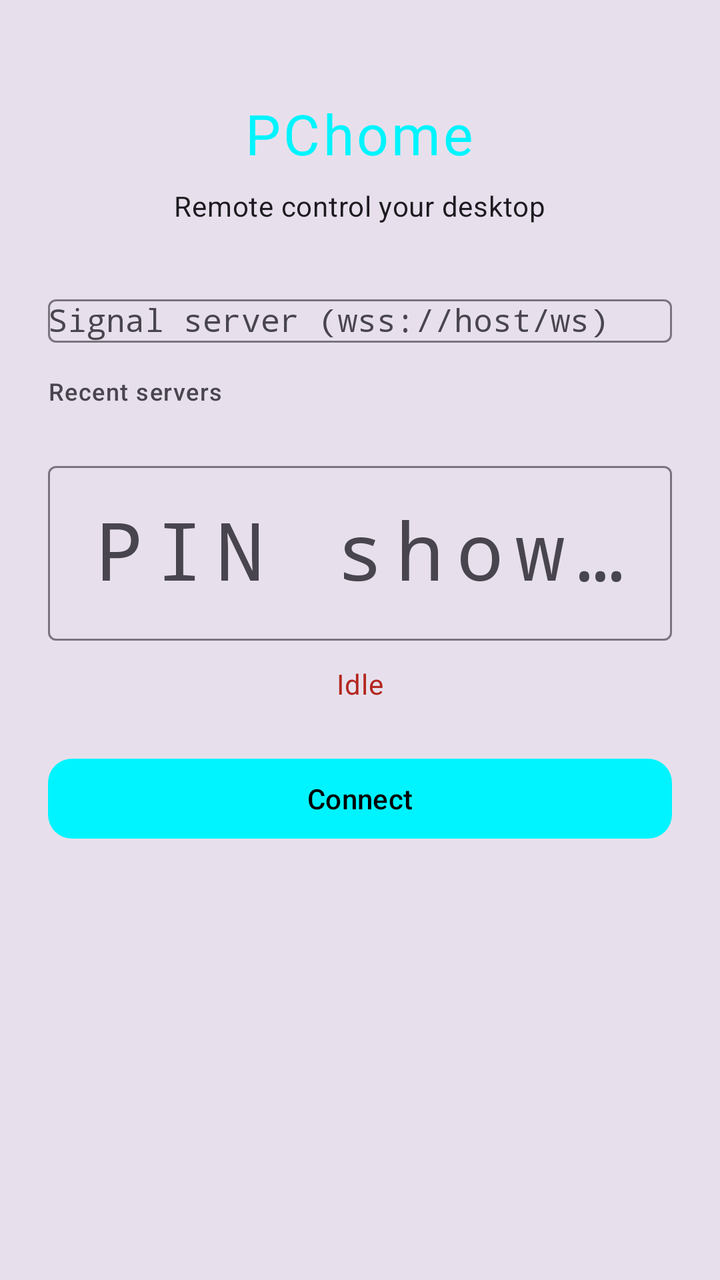
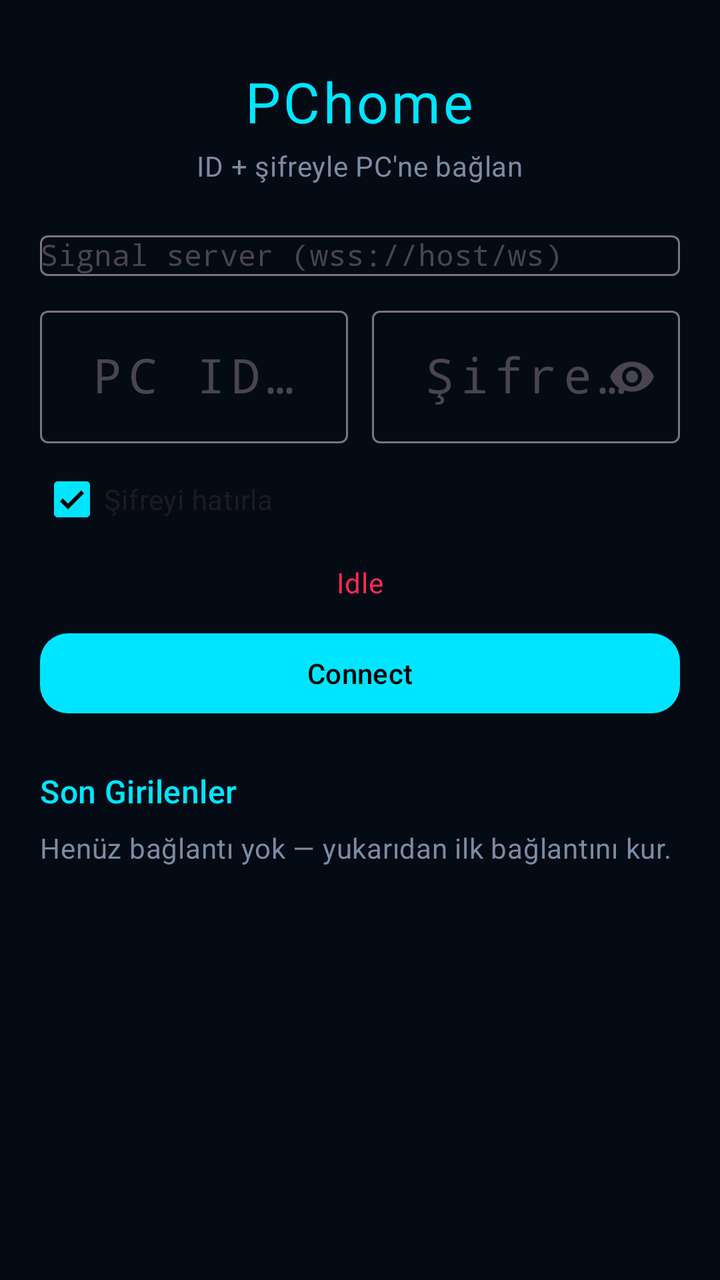

The first picture is an Android layout as it rendered before a commit; the second is the same layout after the commit. The layout source and the unified diff follow.
<!-- AndroidManifest.xml: activity theme Theme.PChome -->
<!-- res/layout/activity_pin.xml -->
<?xml version="1.0" encoding="utf-8"?>
<LinearLayout xmlns:android="http://schemas.android.com/apk/res/android"
    xmlns:app="http://schemas.android.com/apk/res-auto"
    android:layout_width="match_parent"
    android:layout_height="match_parent"
    android:orientation="vertical"
    android:gravity="center_horizontal"
    android:padding="24dp"
    android:background="?attr/colorSurfaceVariant">

    <com.google.android.material.textview.MaterialTextView
        android:layout_width="wrap_content"
        android:layout_height="wrap_content"
        android:text="@string/app_name"
        android:textAppearance="?attr/textAppearanceHeadlineMedium"
        android:textColor="?attr/colorPrimary"
        android:letterSpacing="0.05"
        android:layout_marginTop="24dp"
        android:layout_marginBottom="8dp" />

    <com.google.android.material.textview.MaterialTextView
        android:layout_width="wrap_content"
        android:layout_height="wrap_content"
        android:text="Remote control your desktop"
        android:textAppearance="?attr/textAppearanceBodyMedium"
        android:layout_marginBottom="32dp" />

    <com.google.android.material.textfield.TextInputLayout
        android:layout_width="match_parent"
        android:layout_height="wrap_content"
        android:hint="@string/signal_server_hint"
        style="@style/Widget.Material3.TextInputLayout.OutlinedBox">

        <AutoCompleteTextView
            android:id="@+id/server"
            android:layout_width="match_parent"
            android:layout_height="wrap_content"
            android:inputType="textUri"
            android:textSize="16sp"
            android:fontFamily="monospace" />
    </com.google.android.material.textfield.TextInputLayout>

    <com.google.android.material.textview.MaterialTextView
        android:layout_width="wrap_content"
        android:layout_height="wrap_content"
        android:text="Recent servers"
        android:textAppearance="?attr/textAppearanceLabelMedium"
        android:layout_marginTop="16dp"
        android:layout_marginBottom="8dp"
        android:layout_gravity="start" />

    <com.google.android.material.chip.ChipGroup
        android:id="@+id/recent_servers"
        android:layout_width="match_parent"
        android:layout_height="wrap_content"
        android:visibility="gone" />

    <com.google.android.material.textfield.TextInputLayout
        android:layout_width="match_parent"
        android:layout_height="wrap_content"
        android:hint="@string/pin_hint"
        android:layout_marginTop="16dp"
        style="@style/Widget.Material3.TextInputLayout.OutlinedBox">

        <com.google.android.material.textfield.TextInputEditText
            android:id="@+id/pin_edit"
            android:layout_width="match_parent"
            android:layout_height="wrap_content"
            android:inputType="number"
            android:maxLength="6"
            android:gravity="center"
            android:textSize="40sp"
            android:fontFamily="monospace"
            android:letterSpacing="0.15" />
    </com.google.android.material.textfield.TextInputLayout>

    <com.google.android.material.textview.MaterialTextView
        android:id="@+id/status"
        android:layout_width="wrap_content"
        android:layout_height="wrap_content"
        android:text="@string/idle"
        android:textAppearance="?attr/textAppearanceBodyMedium"
        android:textColor="?attr/colorError"
        android:layout_marginTop="12dp" />

    <com.google.android.material.button.MaterialButton
        android:id="@+id/connect_button"
        android:layout_width="match_parent"
        android:layout_height="wrap_content"
        android:text="@string/connect"
        android:layout_marginTop="24dp"
        app:cornerRadius="12dp" />

</LinearLayout>
<!-- resources referenced by this layout -->
<resources>
  <string name="app_name">PChome</string>
  <string name="connect">Connect</string>
  <string name="idle">Idle</string>
  <string name="pin_hint">PIN shown on the desktop</string>
  <string name="signal_server_hint">Signal server (wss://host/ws)</string>
  <style name="Theme.PChome" parent="Theme.Material3.DayNight">
          <item name="colorPrimary">@color/pchome_cyan</item>
          <item name="colorPrimaryVariant">@color/pchome_cyan</item>
          <item name="colorOnPrimary">@color/black</item>
          <item name="colorSecondary">@color/pchome_pink</item>
          <item name="colorSecondaryVariant">@color/pchome_pink</item>
          <item name="colorOnSecondary">@color/white</item>
          <item name="android:colorBackground">@color/pchome_background</item>
          <item name="colorSurface">@color/pchome_surface</item>
          <item name="colorOnSurface">@color/white</item>
          <item name="android:statusBarColor">@android:color/transparent</item>
          <item name="android:navigationBarColor">@android:color/transparent</item>
          <item name="android:windowLightStatusBar">false</item>
      </style>
  <color name="pchome_cyan">#FF00F4FF</color>
  <color name="black">#FF000000</color>
  <color name="pchome_pink">#FFFF2A55</color>
  <color name="white">#FFFFFFFF</color>
  <color name="pchome_background">#FF090C10</color>
  <color name="pchome_surface">#FF161B22</color>
</resources>

<!-- the commit's change to res/layout/activity_pin.xml (unified diff, before → after) -->
@@ -1,94 +1,184 @@
 <?xml version="1.0" encoding="utf-8"?>
-<LinearLayout xmlns:android="http://schemas.android.com/apk/res/android"
+<ScrollView xmlns:android="http://schemas.android.com/apk/res/android"
     xmlns:app="http://schemas.android.com/apk/res-auto"
     android:layout_width="match_parent"
     android:layout_height="match_parent"
-    android:orientation="vertical"
-    android:gravity="center_horizontal"
-    android:padding="24dp"
-    android:background="?attr/colorSurfaceVariant">
+    android:fillViewport="true"
+    android:background="@color/pchome_background">
 
-    <com.google.android.material.textview.MaterialTextView
-        android:layout_width="wrap_content"
-        android:layout_height="wrap_content"
-        android:text="@string/app_name"
-        android:textAppearance="?attr/textAppearanceHeadlineMedium"
-        android:textColor="?attr/colorPrimary"
-        android:letterSpacing="0.05"
-        android:layout_marginTop="24dp"
-        android:layout_marginBottom="8dp" />
-
-    <com.google.android.material.textview.MaterialTextView
-        android:layout_width="wrap_content"
-        android:layout_height="wrap_content"
-        android:text="Remote control your desktop"
-        android:textAppearance="?attr/textAppearanceBodyMedium"
-        android:layout_marginBottom="32dp" />
-
-    <com.google.android.material.textfield.TextInputLayout
+    <LinearLayout
         android:layout_width="match_parent"
         android:layout_height="wrap_content"
-        android:hint="@string/signal_server_hint"
-        style="@style/Widget.Material3.TextInputLayout.OutlinedBox">
+        android:orientation="vertical"
+        android:gravity="center_horizontal"
+        android:padding="20dp">
 
-        <AutoCompleteTextView
-            android:id="@+id/server"
+        <com.google.android.material.textview.MaterialTextView
+            android:layout_width="wrap_content"
+            android:layout_height="wrap_content"
+            android:text="@string/app_name"
+            android:textAppearance="?attr/textAppearanceHeadlineMedium"
+            android:textColor="@color/pchome_cyan"
+            android:letterSpacing="0.05"
+            android:layout_marginTop="12dp"
+            android:layout_marginBottom="4dp" />
+
+        <com.google.android.material.textview.MaterialTextView
+            android:layout_width="wrap_content"
+            android:layout_height="wrap_content"
+            android:text="@string/connect_subtitle"
+            android:textAppearance="?attr/textAppearanceBodyMedium"
+            android:textColor="@color/pchome_muted"
+            android:layout_marginBottom="20dp" />
+
+        <com.google.android.material.textfield.TextInputLayout
             android:layout_width="match_parent"
             android:layout_height="wrap_content"
-            android:inputType="textUri"
-            android:textSize="16sp"
-            android:fontFamily="monospace" />
-    </com.google.android.material.textfield.TextInputLayout>
+            android:hint="@string/signal_server_hint"
+            style="@style/Widget.Material3.TextInputLayout.OutlinedBox">
 
-    <com.google.android.material.textview.MaterialTextView
-        android:layout_width="wrap_content"
-        android:layout_height="wrap_content"
-        android:text="Recent servers"
-        android:textAppearance="?attr/textAppearanceLabelMedium"
-        android:layout_marginTop="16dp"
-        android:layout_marginBottom="8dp"
-        android:layout_gravity="start" />
+            <AutoCompleteTextView
+                android:id="@+id/server"
+                android:layout_width="match_parent"
+                android:layout_height="wrap_content"
+                android:inputType="textUri"
+                android:textSize="15sp"
+                android:fontFamily="monospace" />
+        </com.google.android.material.textfield.TextInputLayout>
 
-    <com.google.android.material.chip.ChipGroup
-        android:id="@+id/recent_servers"
-        android:layout_width="match_parent"
-        android:layout_height="wrap_content"
-        android:visibility="gone" />
-
-    <com.google.android.material.textfield.TextInputLayout
-        android:layout_width="match_parent"
-        android:layout_height="wrap_content"
-        android:hint="@string/pin_hint"
-        android:layout_marginTop="16dp"
-        style="@style/Widget.Material3.TextInputLayout.OutlinedBox">
-
-        <com.google.android.material.textfield.TextInputEditText
-            android:id="@+id/pin_edit"
+        <LinearLayout
             android:layout_width="match_parent"
             android:layout_height="wrap_content"
-            android:inputType="number"
-            android:maxLength="6"
-            android:gravity="center"
-            android:textSize="40sp"
-            android:fontFamily="monospace"
-            android:letterSpacing="0.15" />
-    </com.google.android.material.textfield.TextInputLayout>
+            android:orientation="horizontal"
+            android:layout_marginTop="12dp">
 
-    <com.google.android.material.textview.MaterialTextView
-        android:id="@+id/status"
-        android:layout_width="wrap_content"
-        android:layout_height="wrap_content"
-        android:text="@string/idle"
-        android:textAppearance="?attr/textAppearanceBodyMedium"
-        android:textColor="?attr/colorError"
-        android:layout_marginTop="12dp" />
+            <com.google.android.material.textfield.TextInputLayout
+                android:layout_width="0dp"
+                android:layout_height="wrap_content"
+                android:layout_weight="1"
+                android:layout_marginEnd="6dp"
+                android:hint="@string/pc_id_hint"
+                style="@style/Widget.Material3.TextInputLayout.OutlinedBox">
 
-    <com.google.android.material.button.MaterialButton
-        android:id="@+id/connect_button"
-        android:layout_width="match_parent"
-        android:layout_height="wrap_content"
-        android:text="@string/connect"
-        android:layout_marginTop="24dp"
-        app:cornerRadius="12dp" />
+                <com.google.android.material.textfield.TextInputEditText
+                    android:id="@+id/pc_id_input"
+                    android:layout_width="match_parent"
+                    android:layout_height="wrap_content"
+                    android:inputType="number"
+                    android:maxLength="6"
+                    android:gravity="center"
+                    android:textSize="24sp"
+                    android:fontFamily="monospace"
+                    android:letterSpacing="0.12" />
+            </com.google.android.material.textfield.TextInputLayout>
 
-</LinearLayout>
+            <com.google.android.material.textfield.TextInputLayout
+                android:layout_width="0dp"
+                android:layout_height="wrap_content"
+                android:layout_weight="1"
+                android:layout_marginStart="6dp"
+                android:hint="@string/password_hint"
+                app:endIconMode="password_toggle"
+                style="@style/Widget.Material3.TextInputLayout.OutlinedBox">
+
+                <com.google.android.material.textfield.TextInputEditText
+                    android:id="@+id/password_input"
+                    android:layout_width="match_parent"
+                    android:layout_height="wrap_content"
+                    android:inputType="numberPassword"
+                    android:maxLength="6"
+                    android:gravity="center"
+                    android:textSize="24sp"
+                    android:fontFamily="monospace"
+                    android:letterSpacing="0.12" />
+            </com.google.android.material.textfield.TextInputLayout>
+        </LinearLayout>
+
+        <com.google.android.material.checkbox.MaterialCheckBox
+            android:id="@+id/remember_check"
+            android:layout_width="wrap_content"
+            android:layout_height="wrap_content"
+            android:layout_gravity="start"
+            android:text="@string/remember_password"
+            android:checked="true"
+            android:layout_marginTop="4dp" />
+
+        <com.google.android.material.textview.MaterialTextView
+            android:id="@+id/status"
+            android:layout_width="wrap_content"
+            android:layout_height="wrap_content"
+            android:text="@string/idle"
+            android:textAppearance="?attr/textAppearanceBodyMedium"
+            android:textColor="@color/pchome_danger"
+            android:layout_marginTop="8dp" />
+
+        <com.google.android.material.button.MaterialButton
+            android:id="@+id/connect_button"
+            android:layout_width="match_parent"
+            android:layout_height="wrap_content"
+            android:text="@string/connect"
+            android:layout_marginTop="12dp"
+            app:cornerRadius="14dp" />
+
+        
+        <com.google.android.material.card.MaterialCardView
+            android:id="@+id/update_card"
+            android:layout_width="match_parent"
+            android:layout_height="wrap_content"
+            android:layout_marginTop="12dp"
+            android:visibility="gone"
+            app:cardCornerRadius="12dp"
+            app:strokeWidth="1dp"
+            app:strokeColor="@color/pchome_cyan">
+
+            <LinearLayout
+                android:layout_width="match_parent"
+                android:layout_height="wrap_content"
+                android:orientation="horizontal"
+                android:gravity="center_vertical"
+                android:padding="12dp">
+
+                <com.google.android.material.textview.MaterialTextView
+                    android:id="@+id/update_banner"
+                    android:layout_width="0dp"
+                    android:layout_height="wrap_content"
+                    android:layout_weight="1"
+                    android:textAppearance="?attr/textAppearanceBodyMedium"
+                    android:textColor="@color/pchome_text" />
+
+                <com.google.android.material.button.MaterialButton
+                    android:id="@+id/update_button"
+                    android:layout_width="wrap_content"
+                    android:layout_height="wrap_content"
+                    android:text="@string/update_now" />
+            </LinearLayout>
+        </com.google.android.material.card.MaterialCardView>
+
+        <com.google.android.material.textview.MaterialTextView
+            android:layout_width="wrap_content"
+            android:layout_height="wrap_content"
+            android:text="@string/recent_title"
+            android:textAppearance="?attr/textAppearanceTitleMedium"
+            android:textColor="@color/pchome_cyan"
+            android:layout_marginTop="24dp"
+            android:layout_marginBottom="8dp"
+            android:layout_gravity="start" />
+
+        <com.google.android.material.textview.MaterialTextView
+            android:id="@+id/recent_empty"
+            android:layout_width="wrap_content"
+            android:layout_height="wrap_content"
+            android:text="@string/recent_empty"
+            android:textAppearance="?attr/textAppearanceBodyMedium"
+            android:textColor="@color/pchome_muted"
+            android:layout_gravity="start" />
+
+        <androidx.recyclerview.widget.RecyclerView
+            android:id="@+id/recent_grid"
+            android:layout_width="match_parent"
+            android:layout_height="wrap_content"
+            android:nestedScrollingEnabled="false"
+            android:clipToPadding="false" />
+
+    </LinearLayout>
+</ScrollView>
<!-- resource entries referenced after the edit -->
@@ -2,9 +2,15 @@
 <resources>
   <string name="app_name">PChome</string>
   <string name="connect">Connect</string>
+  <string name="connect_subtitle">ID + şifreyle PC\'ne bağlan</string>
   <string name="idle">Idle</string>
-  <string name="pin_hint">PIN shown on the desktop</string>
+  <string name="password_hint">Şifre (6 hane)</string>
+  <string name="pc_id_hint">PC ID (6 hane)</string>
+  <string name="recent_empty">Henüz bağlantı yok — yukarıdan ilk bağlantını kur.</string>
+  <string name="recent_title">Son Girilenler</string>
+  <string name="remember_password">Şifreyi hatırla</string>
   <string name="signal_server_hint">Signal server (wss://host/ws)</string>
+  <string name="update_now">Güncelle</string>
   <style name="Theme.PChome" parent="Theme.Material3.DayNight">
           <item name="colorPrimary">@color/pchome_cyan</item>
           <item name="colorPrimaryVariant">@color/pchome_cyan</item>
@@ -19,11 +25,14 @@
           <item name="android:navigationBarColor">@android:color/transparent</item>
           <item name="android:windowLightStatusBar">false</item>
       </style>
-  <color name="pchome_cyan">#FF00F4FF</color>
+  <color name="pchome_cyan">#FF00E5FF</color>
+  <color name="pchome_danger">#FFFF2A55</color>
+  <color name="pchome_muted">#FF7A8CA3</color>
+  <color name="pchome_text">#FFE6F4FF</color>
   <color name="black">#FF000000</color>
   <color name="pchome_pink">#FFFF2A55</color>
   <color name="white">#FFFFFFFF</color>
-  <color name="pchome_background">#FF090C10</color>
-  <color name="pchome_surface">#FF161B22</color>
+  <color name="pchome_background">#FF050B14</color>
+  <color name="pchome_surface">#FF0D1B2E</color>
 </resources>
 
